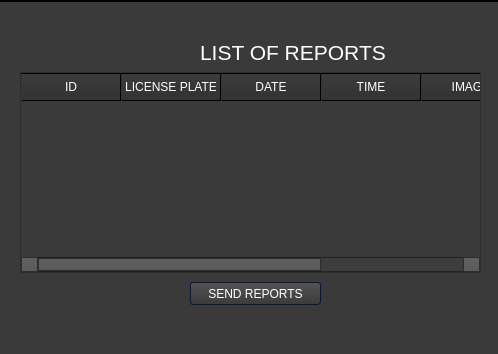
Qt form GUI/list_all_reports.ui (hadasswittow/Final-hackathon) before a commit.
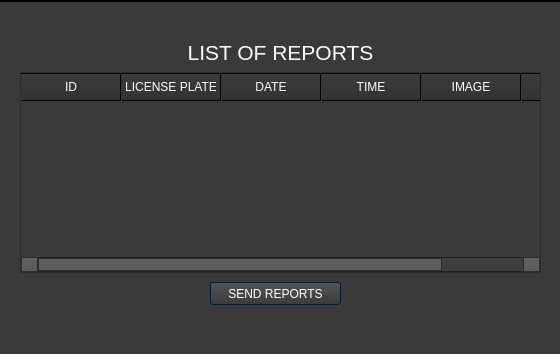
The same form after that commit. Icons and pictures are not drawn.

What changed in the file:
```diff
--- a/GUI/list_all_reports.ui
+++ b/GUI/list_all_reports.ui
@@ -6,7 +6,7 @@
    <rect>
     <x>0</x>
     <y>0</y>
-    <width>498</width>
+    <width>560</width>
     <height>354</height>
    </rect>
   </property>
@@ -1009,7 +1009,7 @@
      <rect>
       <x>20</x>
       <y>70</y>
-      <width>461</width>
+      <width>521</width>
       <height>201</height>
      </rect>
     </property>
@@ -1053,9 +1053,9 @@
    <widget class="QLabel" name="label">
     <property name="geometry">
      <rect>
-      <x>200</x>
+      <x>0</x>
       <y>40</y>
-      <width>221</width>
+      <width>561</width>
       <height>21</height>
      </rect>
     </property>
@@ -1067,11 +1067,14 @@
     <property name="text">
      <string>LIST OF REPORTS</string>
     </property>
+    <property name="alignment">
+     <set>Qt::AlignCenter</set>
+    </property>
    </widget>
    <widget class="QPushButton" name="sendButton">
     <property name="geometry">
      <rect>
-      <x>190</x>
+      <x>210</x>
       <y>280</y>
       <width>131</width>
       <height>23</height>
@@ -1087,7 +1090,7 @@
     <rect>
      <x>0</x>
      <y>0</y>
-     <width>498</width>
+     <width>560</width>
      <height>20</height>
     </rect>
    </property>
```
